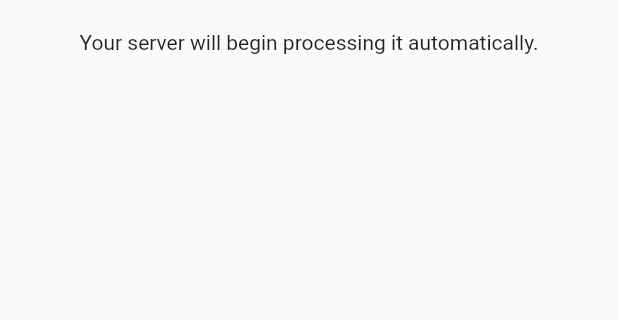
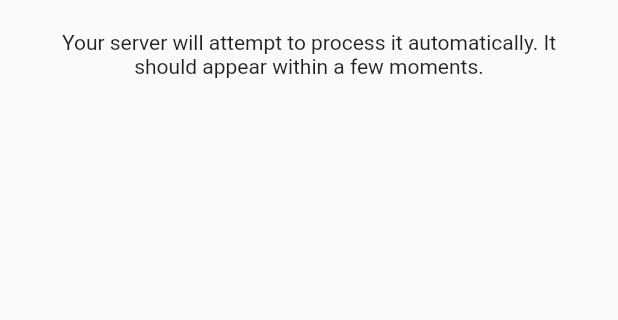
Before and after one commit to qcasey/paperless_share, a Flutter app: the SharePage screen opened by its route, on a phone screen of 412 x 824 dp, the part 538-858 px from its top. Run offline on Flutter 3.47's test engine with Material 2 defaults, Android fonts, the phone set to English and light mode, and no system bars; our stand-ins replace dio, flutter_spinkit, fluttertoast; missing offline and left inert: encrypted_shared_preferences, receive_sharing_intent, regexed_validator; accounts and stored records are empty; statements that could not run were skipped.

Commit message:
Update processing information text

```diff
--- a/lib/share.dart
+++ b/lib/share.dart
@@ -171,7 +171,8 @@ class _SharePageState extends State<SharePage> {
             _paddedText("Ready to upload!"),
             _paddedText(
                 "Select Paperless Share in the Share Menu to upload pictures and documents."),
-            _paddedText("Your server will begin processing it automatically."),
+            _paddedText(
+                "Your server will attempt to process it automatically. It should appear within a few moments."),
           ],
         ));
   }
```
